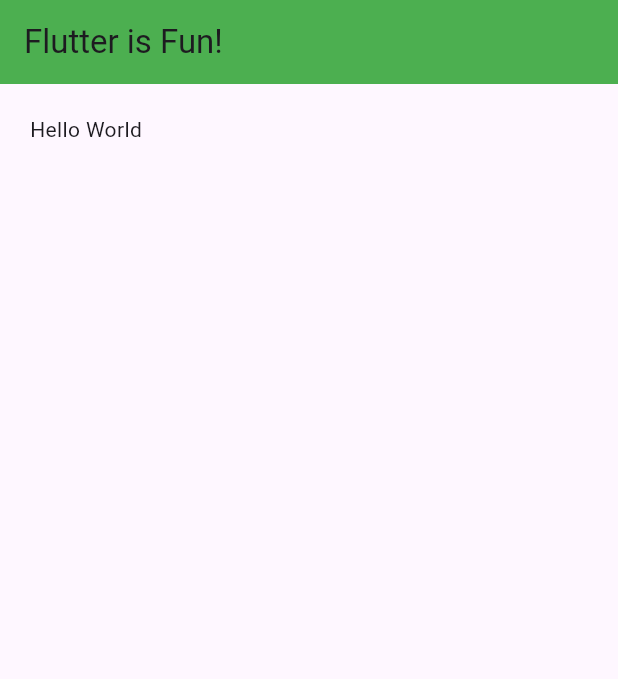
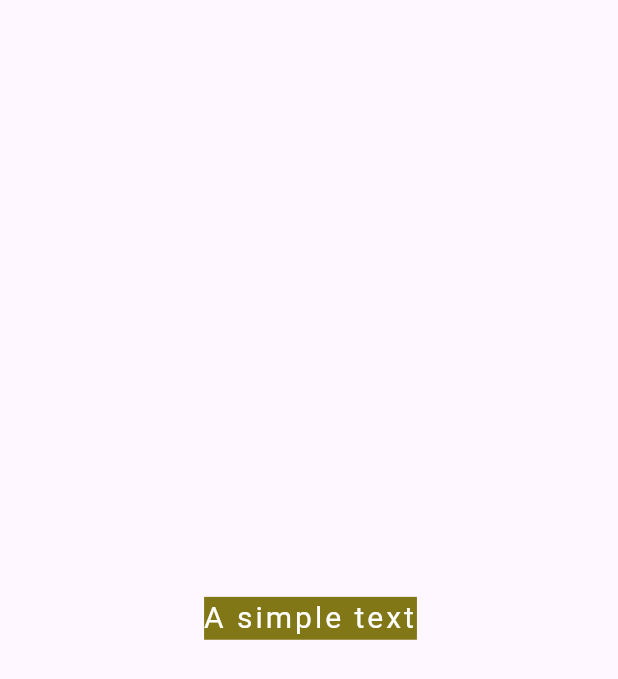
Before and after one commit to nuyiep/42KL-SP01-Mobile, a Flutter app: the screen it shows after launch, on a phone screen of 412 x 824 dp. Shown: the top 679 px of the screen. Run offline on Flutter 3.47's test engine with Material 3 defaults, Android fonts, the light colour scheme and no system bars.

Commit message:
why do i feel flutter is frontend

```diff
--- a/mobileModule00/ex00/lib/main.dart
+++ b/mobileModule00/ex00/lib/main.dart
@@ -11,16 +11,24 @@
   Widget build(BuildContext context) {
     return MaterialApp(
       home: Scaffold( //screen
-      appBar: AppBar( //top bar
-        backgroundColor: Colors.green,
-        title: const Text('Flutter is Fun!'),
+        body: Center(
+          child: Container(
+            margin: const EdgeInsets.all(10),
+            padding: const EdgeInsets.all(10),
+
+              child: const Text(
+                'A simple text',
+                 style: TextStyle(
+                  color: Colors.white,
+                  backgroundColor: Color.fromARGB(255, 130, 119, 23),
+                  fontSize: 20,
+                  letterSpacing: 2,
+
+                )
+                ),
+          ),
+        )
       ),
-      body: Container(
-        child: const Text('Hello World'),
-        margin: const EdgeInsets.all(10),
-        padding: const EdgeInsets.all(10),
-      )
-    ),
     );
   }
 }
```
